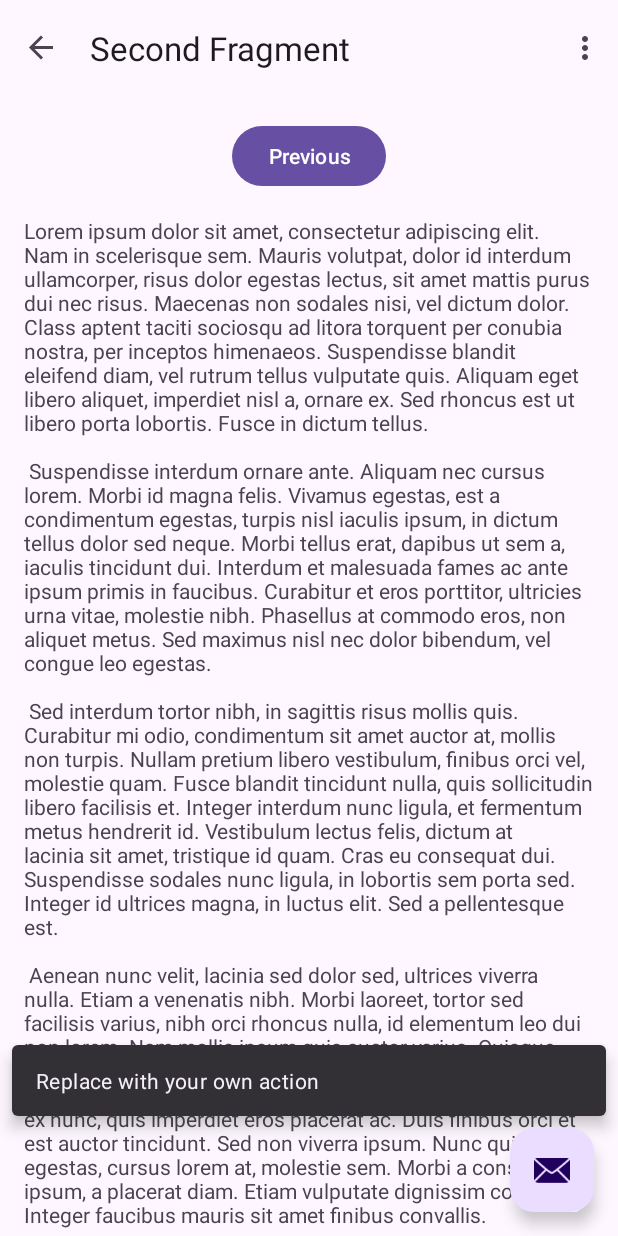
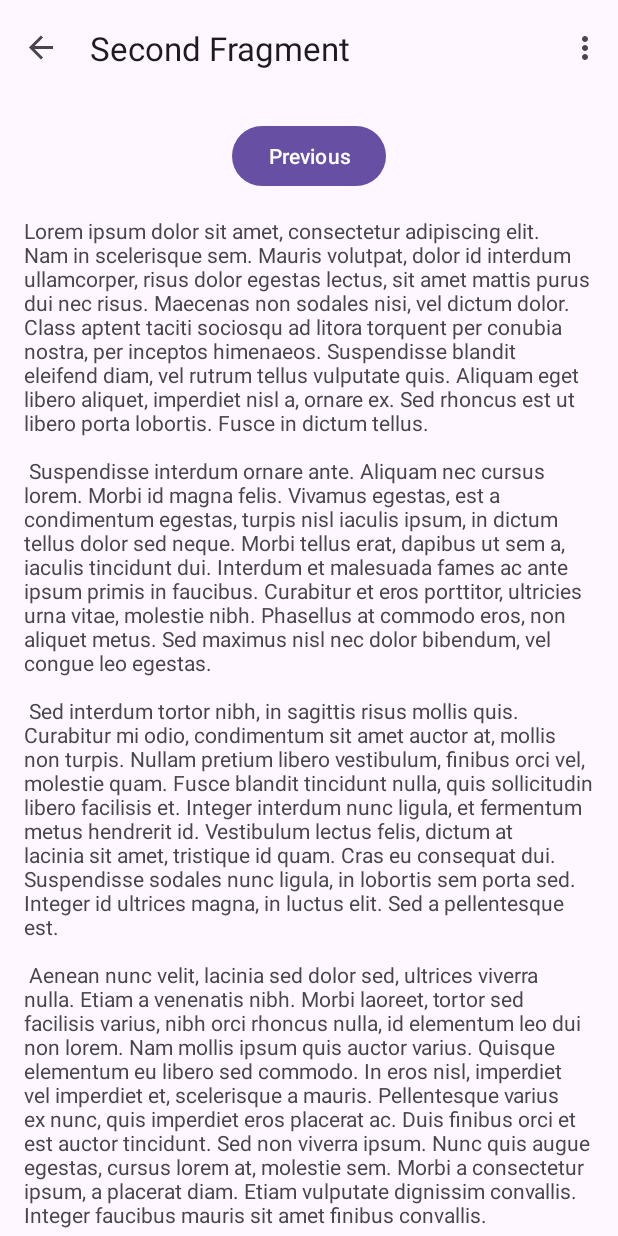
Before and after one commit to NanathRegina/censo-brasil-app, an Android app: the screen it shows after launch (MainActivity), after a tap on "Next", on a phone screen of 412 x 824 dp. Run offline under Robolectric (Android 15) with nearby library versions, the phone set to English and light mode, and no system bars; our stand-ins replace navigation-ui; 1 other tap on this screen came first.

Commit message:
Removendo botão de email

```diff
--- a/frontend/app/src/main/java/com/app/MainActivity.kt
+++ b/frontend/app/src/main/java/com/app/MainActivity.kt
@@ -29,12 +29,6 @@
         val navController = findNavController(R.id.nav_host_fragment_content_main)
         appBarConfiguration = AppBarConfiguration(navController.graph)
         setupActionBarWithNavController(navController, appBarConfiguration)
-
-        binding.fab.setOnClickListener { view ->
-            Snackbar.make(view, "Replace with your own action", Snackbar.LENGTH_LONG)
-                .setAnchorView(R.id.fab)
-                .setAction("Action", null).show()
-        }
     }
 
     override fun onCreateOptionsMenu(menu: Menu): Boolean {
--- a/frontend/app/src/main/res/layout/activity_main.xml
+++ b/frontend/app/src/main/res/layout/activity_main.xml
@@ -20,13 +20,4 @@
 
     <include layout="@layout/content_main" />
 
-    <com.google.android.material.floatingactionbutton.FloatingActionButton
-        android:id="@+id/fab"
-        android:layout_width="wrap_content"
-        android:layout_height="wrap_content"
-        android:layout_gravity="bottom|end"
-        android:layout_marginEnd="@dimen/fab_margin"
-        android:layout_marginBottom="16dp"
-        app:srcCompat="@android:drawable/ic_dialog_email" />
-
 </androidx.coordinatorlayout.widget.CoordinatorLayout>
```
